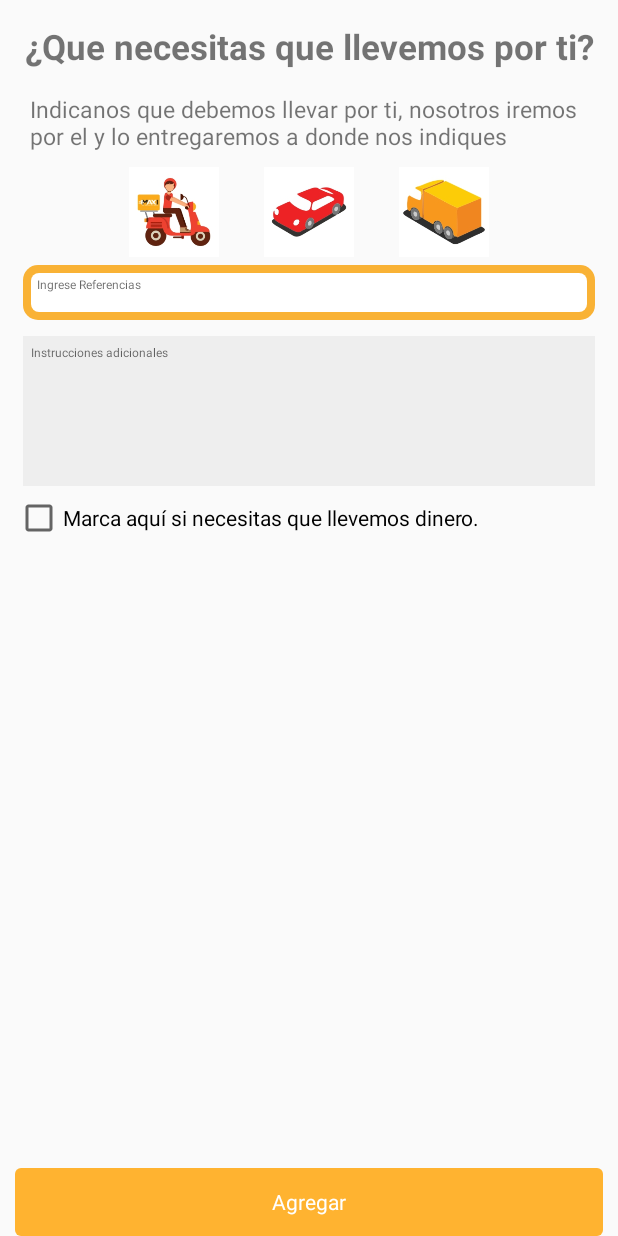
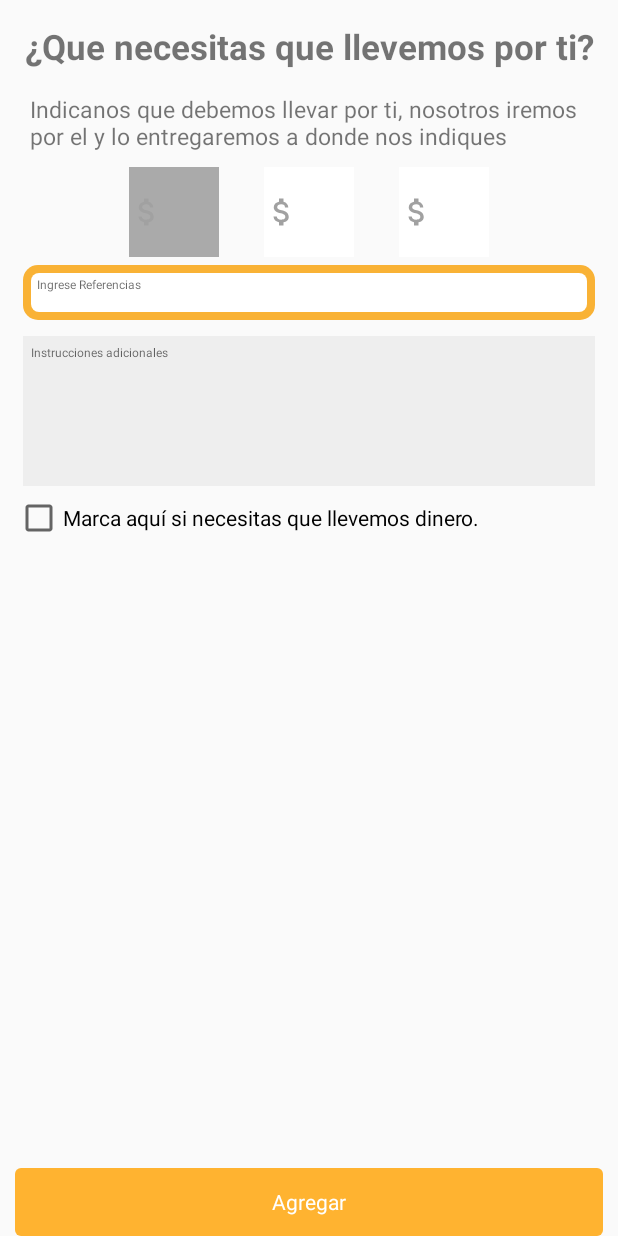
Before and after one commit to Dianagarcia33/FoodiesCustomer, an Android app: the layout fragment_paquetes.xml on its own in the app's theme, with its tools: preview values and no code run, on a phone screen of 412 x 824 dp. Run offline under Robolectric (Android 15) with nearby library versions, the phone set to English and light mode, and no system bars; network calls fail.

Commit message:
27/04/2021

```diff
--- a/app/src/main/res/layout/fragment_paquetes.xml
+++ b/app/src/main/res/layout/fragment_paquetes.xml
@@ -52,24 +52,25 @@
 
                     <RadioButton
                         android:id="@+id/btnpq1"
-                        android:button="@drawable/selected_ratio"
-                        android:background="@drawable/icono1chico"
+                        android:button="@drawable/ic_baseline_attach_money_24"
+                        android:background="@drawable/selected_ratio"
                         android:layout_width="60dp"
+                        android:checked="true"
                         android:layout_height="60dp"  />
 
                     <RadioButton
                         android:id="@+id/btnpq2"
                         android:layout_marginRight="30sp"
                         android:layout_marginLeft="30sp"
-                        android:button="@drawable/selected_ratio"
-                        android:background="@drawable/icono3chico"
+                        android:button="@drawable/ic_baseline_attach_money_24"
+                        android:background="@drawable/selected_ratio"
                         android:layout_width="60dp"
                         android:layout_height="60dp"  />
 
                     <RadioButton
                         android:id="@+id/btnpq3"
-                        android:button="@drawable/selected_ratio"
-                        android:background="@drawable/icono2chico"
+                        android:button="@drawable/ic_baseline_attach_money_24"
+                        android:background="@drawable/selected_ratio"
                         android:layout_width="60dp"
                         android:layout_height="60dp" />
 
```
Also changed, not shown: app/src/main/res/drawable/select_radio.xml (added, +7 -0 lines).
